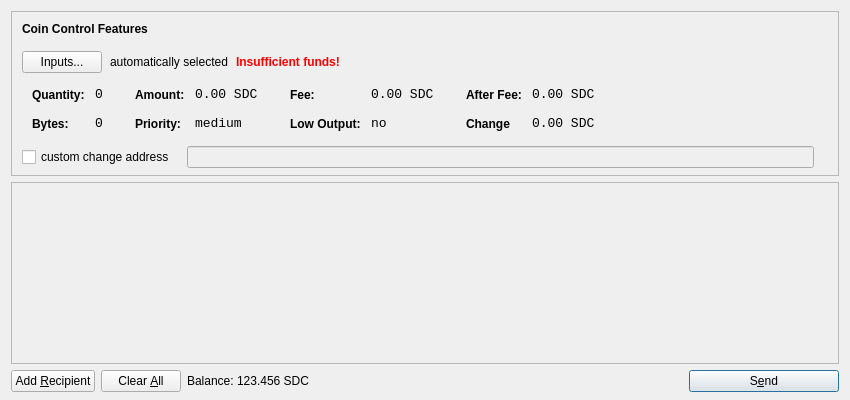
First picture: the form in src/qt/forms/sendcoinsdialog.ui, repository openrightlabs/StealthCash, before the edit.
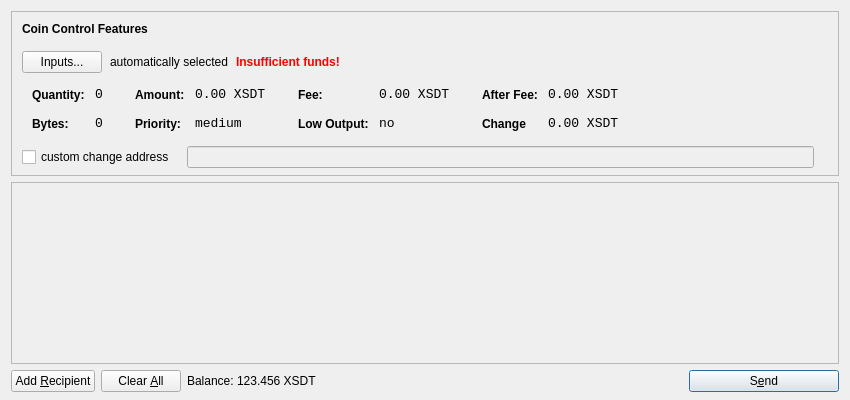
Second picture: the form after the edit. Icons and pictures are not drawn.

```diff
--- a/src/qt/forms/sendcoinsdialog.ui
+++ b/src/qt/forms/sendcoinsdialog.ui
@@ -321,7 +321,7 @@
                   <enum>Qt::ActionsContextMenu</enum>
                  </property>
                  <property name="text">
-                  <string>0.00 SDC</string>
+                  <string>0.00 XSDT</string>
                  </property>
                  <property name="textInteractionFlags">
                   <set>Qt::LinksAccessibleByMouse|Qt::TextSelectableByKeyboard|Qt::TextSelectableByMouse</set>
@@ -407,7 +407,7 @@
                   <enum>Qt::ActionsContextMenu</enum>
                  </property>
                  <property name="text">
-                  <string>0.00 SDC</string>
+                  <string>0.00 XSDT</string>
                  </property>
                  <property name="textInteractionFlags">
                   <set>Qt::LinksAccessibleByMouse|Qt::TextSelectableByKeyboard|Qt::TextSelectableByMouse</set>
@@ -493,7 +493,7 @@
                   <enum>Qt::ActionsContextMenu</enum>
                  </property>
                  <property name="text">
-                  <string>0.00 SDC</string>
+                  <string>0.00 XSDT</string>
                  </property>
                  <property name="textInteractionFlags">
                   <set>Qt::LinksAccessibleByMouse|Qt::TextSelectableByKeyboard|Qt::TextSelectableByMouse</set>
@@ -525,7 +525,7 @@
                   <enum>Qt::ActionsContextMenu</enum>
                  </property>
                  <property name="text">
-                  <string>0.00 SDC</string>
+                  <string>0.00 XSDT</string>
                  </property>
                  <property name="textInteractionFlags">
                   <set>Qt::LinksAccessibleByMouse|Qt::TextSelectableByKeyboard|Qt::TextSelectableByMouse</set>
@@ -732,7 +732,7 @@
           <cursorShape>IBeamCursor</cursorShape>
          </property>
          <property name="text">
-          <string>123.456 SDC</string>
+          <string>123.456 XSDT</string>
          </property>
          <property name="textInteractionFlags">
           <set>Qt::LinksAccessibleByMouse|Qt::TextSelectableByKeyboard|Qt::TextSelectableByMouse</set>
```
